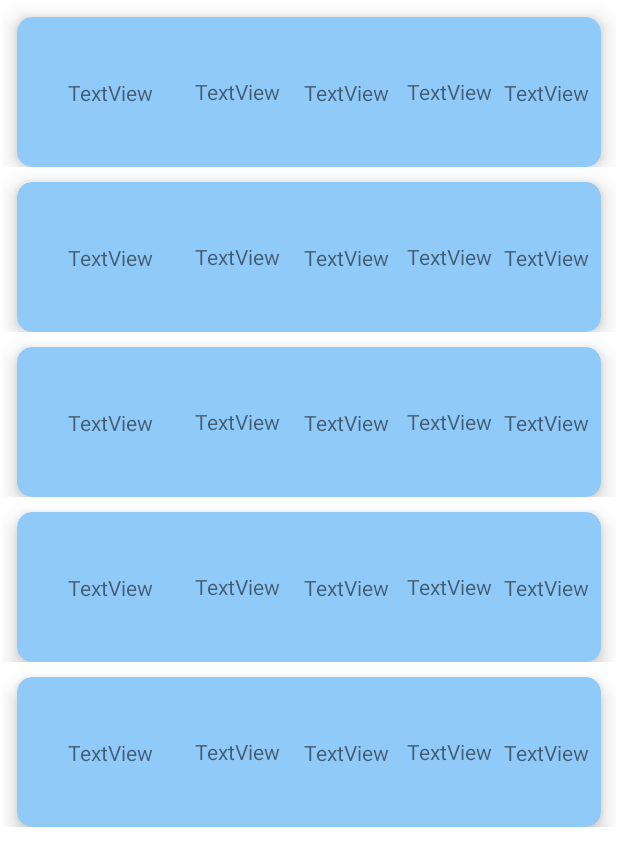
After one commit to cavigna/ComprasApp, an Android app: the layout fragment_list.xml on its own in the app's theme, with its tools: preview values and no code run, on a phone screen of 412 x 824 dp. The commit adds this screen. Shown: the top 866 px of the screen. Run offline under Robolectric (Android 15) with nearby library versions, the phone set to English and light mode, and no system bars.

Commit message:
App Funcional! | Added Recycler + Nav

```diff
--- a/app/src/main/java/com/example/comprasapp/fragment/HomeFragment.java
+++ b/app/src/main/java/com/example/comprasapp/fragment/HomeFragment.java
@@ -31,6 +31,8 @@ public class HomeFragment extends Fragment {
         });
 
 
+
+
         return binding.getRoot();
 
     }
--- a/app/src/main/java/com/example/comprasapp/utils/Converters.java
+++ b/app/src/main/java/com/example/comprasapp/utils/Converters.java
@@ -1,9 +1,12 @@
 package com.example.comprasapp.utils;
 
+import androidx.room.ProvidedTypeConverter;
 import androidx.room.TypeConverter;
+import androidx.room.TypeConverters;
 
 import java.util.Date;
 
+@ProvidedTypeConverter
 public class Converters {
     @TypeConverter
     public static Date fromTimestamp(Long value) {
--- a/app/src/main/res/layout/fragment_home.xml
+++ b/app/src/main/res/layout/fragment_home.xml
@@ -11,12 +11,12 @@
         android:id="@+id/fbAdd"
         android:layout_width="wrap_content"
         android:layout_height="wrap_content"
-        android:layout_marginBottom="140dp"
+        android:layout_marginBottom="208dp"
         android:clickable="true"
         android:src="@drawable/ic_baseline_add_shopping_cart_24"
         app:layout_constraintBottom_toBottomOf="parent"
         app:layout_constraintEnd_toEndOf="parent"
-        app:layout_constraintHorizontal_bias="0.433"
+        app:layout_constraintHorizontal_bias="0.448"
         app:layout_constraintStart_toStartOf="parent" />
 
 </androidx.constraintlayout.widget.ConstraintLayout>
--- /dev/null
+++ b/app/src/main/res/layout/fragment_list.xml
@@ -0,0 +1,23 @@
+<?xml version="1.0" encoding="utf-8"?>
+<androidx.constraintlayout.widget.ConstraintLayout xmlns:android="http://schemas.android.com/apk/res/android"
+    xmlns:app="http://schemas.android.com/apk/res-auto"
+    xmlns:tools="http://schemas.android.com/tools"
+    android:layout_width="match_parent"
+    android:layout_height="match_parent"
+    tools:context=".fragment.ListFragment">
+
+    <androidx.recyclerview.widget.RecyclerView
+        android:id="@+id/recycler"
+        android:layout_width="0dp"
+        android:layout_height="0dp"
+        android:layout_marginStart="1dp"
+        android:layout_marginTop="1dp"
+        android:layout_marginEnd="1dp"
+        android:layout_marginBottom="1dp"
+        app:layout_constraintBottom_toBottomOf="parent"
+        app:layout_constraintEnd_toEndOf="parent"
+        app:layout_constraintStart_toStartOf="parent"
+        app:layout_constraintTop_toTopOf="parent"
+        tools:itemCount="5"
+        tools:listitem="@layout/item_row" />
+</androidx.constraintlayout.widget.ConstraintLayout>
--- /dev/null
+++ b/app/src/main/res/layout/item_row.xml
@@ -0,0 +1,79 @@
+<?xml version="1.0" encoding="utf-8"?>
+<androidx.constraintlayout.widget.ConstraintLayout xmlns:android="http://schemas.android.com/apk/res/android"
+    xmlns:app="http://schemas.android.com/apk/res-auto"
+    xmlns:tools="http://schemas.android.com/tools"
+    android:layout_width="match_parent"
+    android:layout_height="wrap_content">
+
+    <androidx.cardview.widget.CardView
+        android:id="@+id/cardview"
+        android:layout_width="0dp"
+        android:layout_height="100dp"
+        android:layout_marginStart="10dp"
+        android:layout_marginTop="10dp"
+        android:layout_marginEnd="10dp"
+        app:cardBackgroundColor="#90CAF9"
+        app:cardCornerRadius="10dp"
+        app:cardElevation="8dp"
+        app:layout_constraintEnd_toEndOf="parent"
+        app:layout_constraintStart_toStartOf="parent"
+        app:layout_constraintTop_toTopOf="parent">
+
+        <androidx.constraintlayout.widget.ConstraintLayout
+            android:layout_width="match_parent"
+            android:layout_height="match_parent">
+
+            <TextView
+                android:id="@+id/tvNombreRow"
+                android:layout_width="wrap_content"
+                android:layout_height="wrap_content"
+                android:layout_marginStart="34dp"
+                android:text="TextView"
+                app:layout_constraintBottom_toBottomOf="parent"
+                app:layout_constraintStart_toStartOf="parent"
+                app:layout_constraintTop_toTopOf="parent" />
+
+            <TextView
+                android:id="@+id/tvCantidadRow"
+                android:layout_width="wrap_content"
+                android:layout_height="wrap_content"
+                android:layout_marginStart="28dp"
+                android:text="TextView"
+                app:layout_constraintBottom_toBottomOf="parent"
+                app:layout_constraintStart_toEndOf="@+id/tvNombreRow"
+                app:layout_constraintTop_toTopOf="parent"
+                app:layout_constraintVertical_bias="0.493" />
+
+            <TextView
+                android:id="@+id/tvPrecioRow"
+                android:layout_width="wrap_content"
+                android:layout_height="wrap_content"
+                android:layout_marginStart="16dp"
+                android:text="TextView"
+                app:layout_constraintBottom_toBottomOf="parent"
+                app:layout_constraintStart_toEndOf="@+id/tvCantidadRow"
+                app:layout_constraintTop_toTopOf="parent" />
+
+            <TextView
+                android:id="@+id/tvTotalRow"
+                android:layout_width="wrap_content"
+                android:layout_height="wrap_content"
+                android:layout_marginStart="12dp"
+                android:text="TextView"
+                app:layout_constraintBottom_toBottomOf="parent"
+                app:layout_constraintStart_toEndOf="@+id/tvPrecioRow"
+                app:layout_constraintTop_toTopOf="parent"
+                app:layout_constraintVertical_bias="0.493" />
+
+            <TextView
+                android:id="@+id/tvFechaRow"
+                android:layout_width="wrap_content"
+                android:layout_height="wrap_content"
+                android:text="TextView"
+                app:layout_constraintBottom_toBottomOf="parent"
+                app:layout_constraintEnd_toEndOf="parent"
+                app:layout_constraintStart_toEndOf="@+id/tvTotalRow"
+                app:layout_constraintTop_toTopOf="parent" />
+        </androidx.constraintlayout.widget.ConstraintLayout>
+    </androidx.cardview.widget.CardView>
+</androidx.constraintlayout.widget.ConstraintLayout>
```
Also changed, not shown: app/src/main/java/com/example/comprasapp/MainActivity.java (+27 -0 lines), app/src/main/java/com/example/comprasapp/adapter/ComprasListAdapter.java (added, +41 -0 lines), app/src/main/java/com/example/comprasapp/adapter/ComprasViewHolder.java (added, +59 -0 lines), app/src/main/java/com/example/comprasapp/db/BaseDeDatos.java (+3 -4 lines), app/src/main/java/com/example/comprasapp/fragment/AddFragment.java (+68 -6 lines), app/src/main/java/com/example/comprasapp/fragment/ListFragment.java (added, +48 -0 lines), app/src/main/res/drawable/ic_baseline_date_range_24.xml (added, +10 -0 lines), app/src/main/res/drawable/ic_baseline_list_alt_24.xml (added, +10 -0 lines), app/src/main/res/layout/activity_main.xml (+26 -0 lines), app/src/main/res/layout/fragment_add.xml (+42 -28 lines), app/src/main/res/menu/nav_menu.xml (added, +14 -0 lines), app/src/main/res/navigation/nav_graph.xml (+8 -0 lines).
